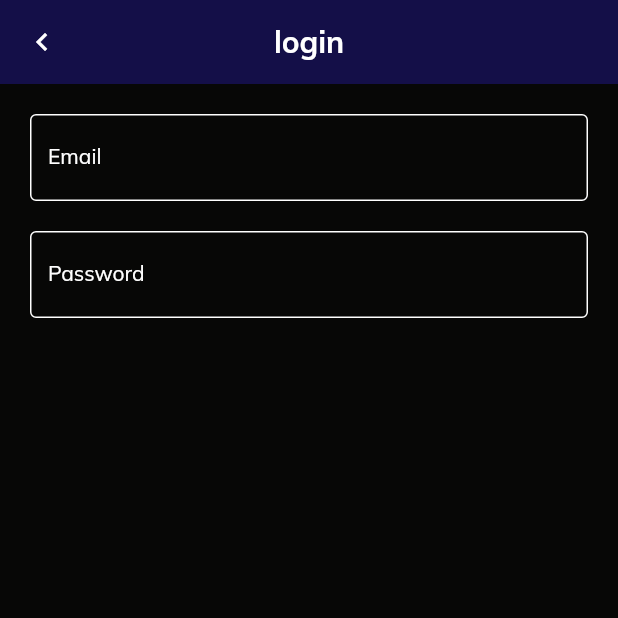
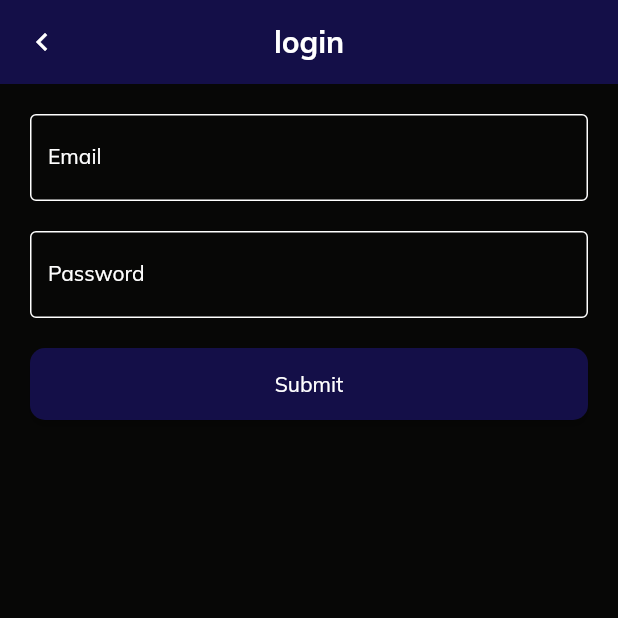
Before and after one commit to patrick-katambi/02-flutter-notezy_frontend, a Flutter app: the screen it shows after launch, after a tap on "login", on a phone screen of 412 x 824 dp, the top half of it. Run offline on Flutter 3.47's test engine with Material 2 defaults, Android fonts, the light colour scheme and no system bars.

Commit message:
code refactoring + button global widget

```diff
--- a/lib/modules/authentication/login_module/login.dart
+++ b/lib/modules/authentication/login_module/login.dart
@@ -1,6 +1,9 @@
 import 'package:flutter/material.dart';
+import 'package:global_news/modules/authentication/login_module/widgets/email_field.dart';
+import 'package:global_news/modules/authentication/login_module/widgets/password_field.dart';
 import 'package:global_news/widgets/bar.dart';
-import 'package:global_news/widgets/text_field.dart';
+import 'package:global_news/widgets/button.dart';
+import 'package:global_news/widgets/normal_text.dart';
 
 class Login extends StatefulWidget {
   static String name = '/login';
@@ -11,38 +14,43 @@ class Login extends StatefulWidget {
 }
 
 class _LoginState extends State<Login> {
-  final _emailFieldController = TextEditingController();
-  final _passwordFieldController = TextEditingController();
   final _loginFormKey = GlobalKey<FormState>();
   @override
   Widget build(BuildContext context) {
+    var orientation = MediaQuery.of(context).orientation;
     return Scaffold(
       appBar: bar(title: 'login', context: context),
-      body: Form(
-        key: _loginFormKey,
-        child: ListView(
-          padding: const EdgeInsets.symmetric(horizontal: 20.0),
+      body: ListView(
+        padding: EdgeInsets.symmetric(
+          horizontal: orientation == Orientation.landscape
+              ? MediaQuery.of(context).size.width * 0.15
+              : 20.0,
+        ),
         physics: const BouncingScrollPhysics(),
         children: [
           const SizedBox(height: 20.0),
-            TextFieldCustom(
-              controller: _emailFieldController,
-              onChanged: (value) {},
-              validator: (value) {},
-              hint: 'my_email@gmail.com',
-              labelText: 'Email',
+          Form(
+            key: _loginFormKey,
+            child: Column(
+              children: const <Widget>[
+                EmailField(),
+                SizedBox(height: 20.0),
+                PasswordField()
+              ],
+            ),
           ),
           const SizedBox(height: 20.0),
-            TextFieldCustom(
-              controller: _passwordFieldController,
-              onChanged: (value) {},
-              validator: (value) {},
-              isObscured: true,
-              hint: 'your secret code',
-              labelText: 'Password',
+          ButtonGlobal(
+            onPressed: () {
+              if (_loginFormKey.currentState!.validate()) {
+                ScaffoldMessenger.of(context).showSnackBar(
+                  const SnackBar(content: NormalText(text: 'Processing Data')),
+                );
+              }
+            },
+            text: 'Submit',
           ),
         ],
-        ),
       ),
     );
   }
--- /dev/null
+++ b/lib/modules/authentication/login_module/widgets/email_field.dart
@@ -0,0 +1,34 @@
+import 'package:flutter/material.dart';
+import 'package:global_news/widgets/text_field.dart';
+
+class EmailField extends StatefulWidget {
+  const EmailField({Key? key}) : super(key: key);
+
+  @override
+  _EmailFieldState createState() => _EmailFieldState();
+}
+
+class _EmailFieldState extends State<EmailField> {
+  final _emailFieldController = TextEditingController();
+
+  @override
+  Widget build(BuildContext context) {
+    return TextFieldCustom(
+      controller: _emailFieldController,
+      onChanged: (value) {},
+      hint: 'my_email@gmail.com',
+      labelText: 'Email',
+      validator: (value) {
+        if (value == null) {
+          return 'Email must not be null';
+        }
+
+        if (value.contains('@') == false) {
+          return 'Email should have an "@" symbol';
+        }
+
+        return null;
+      },
+    );
+  }
+}
--- /dev/null
+++ b/lib/modules/authentication/login_module/widgets/helpers/suffixCreator.dart
@@ -0,0 +1,8 @@
+import 'package:flutter/material.dart';
+import 'package:global_news/modules/colors.dart';
+
+Icon suffixCreator({required bool isValid}) {
+  var iconData = isValid ? Icons.check_circle : Icons.error;
+  var iconColor = isValid ? successColor : errorColor;
+  return Icon(iconData, color: iconColor);
+}
--- /dev/null
+++ b/lib/modules/authentication/login_module/widgets/password_field.dart
@@ -0,0 +1,36 @@
+import 'package:flutter/material.dart';
+import 'package:global_news/widgets/text_field.dart';
+
+class PasswordField extends StatefulWidget {
+  const PasswordField({Key? key}) : super(key: key);
+
+  @override
+  _PasswordFieldState createState() => _PasswordFieldState();
+}
+
+class _PasswordFieldState extends State<PasswordField> {
+  final _passwordFieldController = TextEditingController();
+
+  @override
+  Widget build(BuildContext context) {
+    return TextFieldCustom(
+      controller: _passwordFieldController,
+      onChanged: (value) {},
+      isObscured: true,
+      hint: 'your secret code',
+      labelText: 'Password',
+      validator: (value) {
+        const characterCount = 5;
+        if (value == null) {
+          return 'Password must not be null';
+        }
+
+        if (value.length < characterCount) {
+          return 'Password must have atleast $characterCount characters';
+        }
+
+        return null;
+      },
+    );
+  }
+}
--- a/lib/modules/authentication/widgets/auth_button.dart
+++ b/lib/modules/authentication/widgets/auth_button.dart
@@ -15,22 +15,19 @@ class AuthScreenButton extends StatelessWidget {
   @override
   Widget build(BuildContext context) {
     var orientation = MediaQuery.of(context).orientation;
-    return GestureDetector(
-      onTap: () {
-        Navigator.pushNamed(context, route);
-      },
-      child: Container(
-        width: orientation == Orientation.landscape
-            ? MediaQuery.of(context).size.width
-            : MediaQuery.of(context).size.width * 0.45,
-        padding: const EdgeInsets.symmetric(vertical: 15.0),
-        alignment: Alignment.center,
-        decoration: BoxDecoration(
-          color: isLighter == false
-              ? Theme.of(context).primaryColor
-              : Colors.green,
-          borderRadius: BorderRadius.circular(10.0),
+    return SizedBox(
+      width: orientation == Orientation.landscape
+          ? MediaQuery.of(context).size.width
+          : MediaQuery.of(context).size.width * 0.45,
+      child: ElevatedButton(
+        style: ElevatedButton.styleFrom(
+          primary: Theme.of(context).primaryColor,
+          padding: const EdgeInsets.symmetric(vertical: 15.0),
+          shape: RoundedRectangleBorder(
+            borderRadius: BorderRadius.circular(10.0),
+          ),
         ),
+        onPressed: () => Navigator.pushNamed(context, route),
         child: AuthText(text: text),
       ),
     );
--- /dev/null
+++ b/lib/modules/colors.dart
@@ -0,0 +1,4 @@
+import 'package:flutter/material.dart';
+
+const successColor = Colors.green;
+const errorColor = Colors.red;
--- a/lib/modules/icons.dart
+++ b/lib/modules/icons.dart
@@ -1,3 +1,4 @@
 import 'package:flutter/material.dart';
 
 const barBackIconData = Icons.chevron_left;
+const checkIcon = Icons.check_circle;
--- /dev/null
+++ b/lib/widgets/button.dart
@@ -0,0 +1,27 @@
+import 'package:flutter/material.dart';
+import 'package:global_news/widgets/normal_text.dart';
+
+class ButtonGlobal extends StatelessWidget {
+  final VoidCallback onPressed;
+  final String text;
+  const ButtonGlobal({
+    Key? key,
+    required this.onPressed,
+    required this.text,
+  }) : super(key: key);
+
+  @override
+  Widget build(BuildContext context) {
+    return ElevatedButton(
+      style: ElevatedButton.styleFrom(
+        primary: Theme.of(context).primaryColor,
+        padding: const EdgeInsets.symmetric(vertical: 15.0),
+        shape: RoundedRectangleBorder(
+          borderRadius: BorderRadius.circular(10.0),
+        ),
+      ),
+      onPressed: onPressed,
+      child: NormalText(text: text),
+    );
+  }
+}
--- a/lib/widgets/text_field.dart
+++ b/lib/widgets/text_field.dart
@@ -38,6 +38,7 @@ class _TextFieldCustomState extends State<TextFieldCustom> {
       style: fieldTextStyle(context: context),
       decoration: InputDecoration(
         labelText: widget.labelText,
+        errorStyle: errorTextStyle(context: context),
         labelStyle: Theme.of(context).textTheme.bodyText1,
         hintText: widget.hint,
         hintStyle: hintTextStyle(context: context),
@@ -48,6 +49,12 @@ class _TextFieldCustomState extends State<TextFieldCustom> {
         suffixIcon: widget.suffix,
       ),
     );
+  }
+
+  TextStyle errorTextStyle({required BuildContext context}) {
+    return Theme.of(context).textTheme.bodyText1!.copyWith(
+          color: Colors.red,
+        );
   }
 
   TextStyle fieldTextStyle({required BuildContext context}) {
```
Lines whose indentation alone changed are shown as unchanged.
